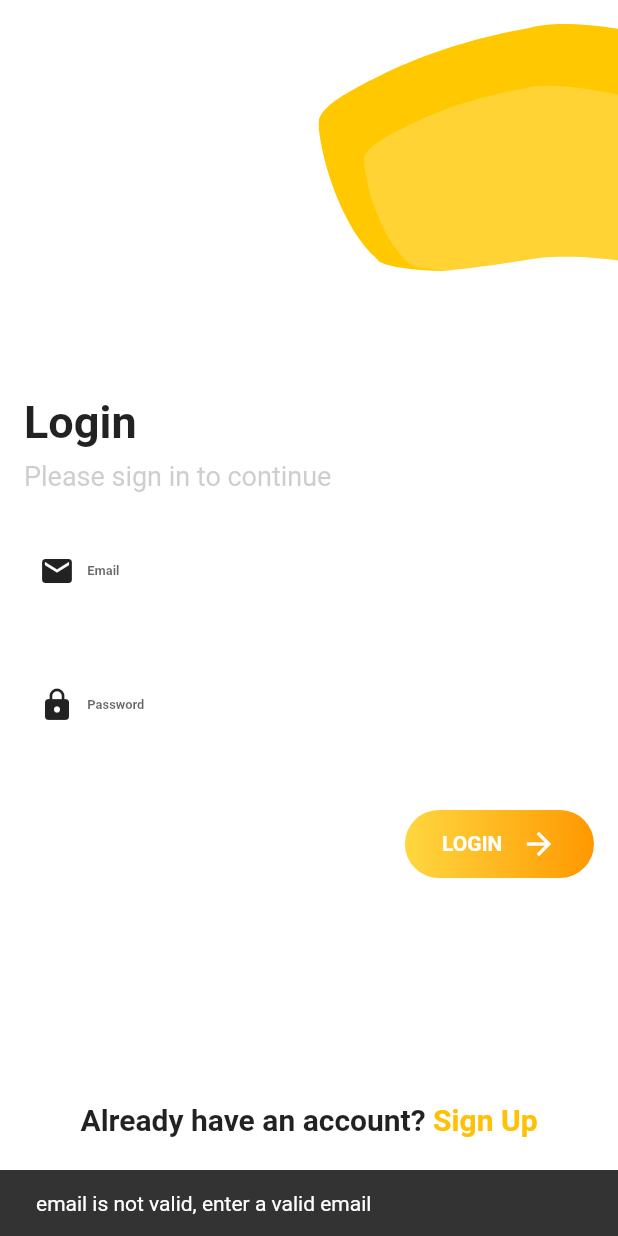
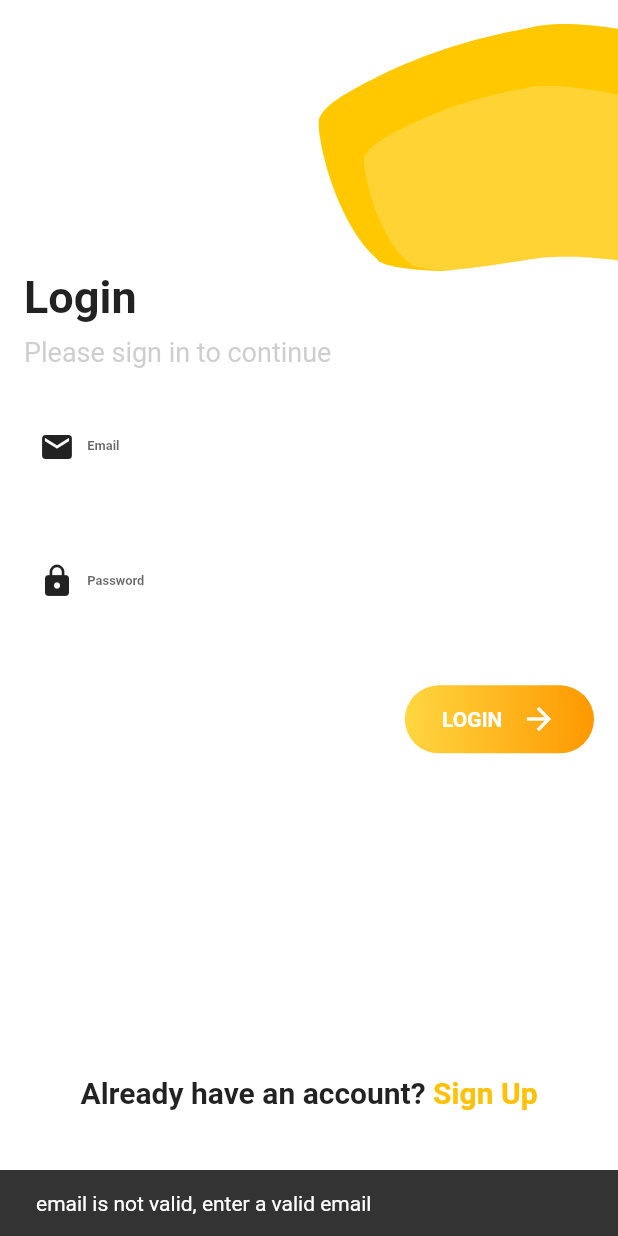
Before and after one commit to GiddyCode/realmetatest, a Flutter app: the screen it shows after launch, after a tap on "LOGIN", on a phone screen of 412 x 824 dp. Run offline on Flutter 3.47's test engine with Material 2 defaults, Android fonts, the phone set to English and light mode, and no system bars; our stand-ins replace dio, flutter_riverpod, flutter_svg, get_it, logger, shared_preferences and 2 more; accounts and stored records are empty.

Commit message:
Done... I hope, I get the job.

```diff
--- a/lib/presentation/features/auth/view/signin.dart
+++ b/lib/presentation/features/auth/view/signin.dart
@@ -19,41 +19,6 @@ class MetaUserSignIn extends ConsumerStatefulWidget {
 class _MetaUserSignInState extends ConsumerState<MetaUserSignIn> {
 
 
-  Future<void> login(String email, String password) async {
-    final ValidationService _validationService = ValidationService();
-
-    final dbHelper = DatabaseHelper();
-    final user = await dbHelper.getUser(email, password);
-    if(!_validationService.validateEmail(email))
-    {
-    ScaffoldMessenger.of(context).showSnackBar(
-    const SnackBar(
-    content: Text('email is not valid, enter a valid email'),
-    ),
-    );
-    } else if (password.isEmpty) {
-      ScaffoldMessenger.of(context).showSnackBar(
-        const SnackBar(
-          content: Text('Password is empty'),
-        ),
-      );
-    }
-    else if (user != null) {
-      ScaffoldMessenger.of(context).showSnackBar(
-        const SnackBar(
-          content: Text('Welcome...'),
-        ),
-      );
-      context.push(ListOfProducts());
-    } else {
-
-      ScaffoldMessenger.of(context).showSnackBar(
-        const SnackBar(
-          content: Text('Cant find user; please sign up'),
-        ),
-      );
-    }
-  }
 
 
 
@@ -65,8 +30,9 @@ class _MetaUserSignInState extends ConsumerState<MetaUserSignIn> {
 
     return Scaffold(
       backgroundColor: Colors.white.withOpacity(0.95),
-      body: Padding(
-        padding: EdgeInsets.all(16.0),
+      body: SingleChildScrollView(
+        child: Padding(
+          padding: const EdgeInsets.all(16.0),
           child: Column(
             crossAxisAlignment: CrossAxisAlignment.center,
             mainAxisAlignment: MainAxisAlignment.center,
@@ -86,7 +52,7 @@ class _MetaUserSignInState extends ConsumerState<MetaUserSignIn> {
                           child: SvgPicture.asset(SvgAssets.vector, color: Colors.white.withOpacity(0.2),))),
                 ],
               ),
-            Spacer(),
+              // Spacer(),
               const Align(
                 alignment: Alignment.centerLeft,
                 child: Text("Login", style: TextStyle(
@@ -167,7 +133,7 @@ class _MetaUserSignInState extends ConsumerState<MetaUserSignIn> {
               Align(
                 alignment: Alignment.bottomRight,
                 child: InkWell(
-                onTap: () => login(baseAuthStateNotifier.LEmailController.text, baseAuthStateNotifier.LPasswordController.text),
+                  onTap: () => baseAuthStateNotifier.login(baseAuthStateNotifier.LEmailController.text, baseAuthStateNotifier.LPasswordController.text, context),
                   child: Container(
                       height: 5.5.h,
                       padding: EdgeInsets.symmetric( vertical: 1.h, horizontal: 3.h),
@@ -191,8 +157,8 @@ class _MetaUserSignInState extends ConsumerState<MetaUserSignIn> {
                       )),
                 ),
               ),
-            SizedBox(height: 16.0),
-            Spacer(),
+              AppSpacer.H20,
+
               Padding(
                 padding: EdgeInsets.symmetric(vertical: 5.h,),
                 child: Align(
@@ -228,6 +194,7 @@ class _MetaUserSignInState extends ConsumerState<MetaUserSignIn> {
             ],
           ),
         ),
+      ),
     );
   }
 }
--- a/lib/presentation/features/auth/view/signup.dart
+++ b/lib/presentation/features/auth/view/signup.dart
@@ -27,7 +27,8 @@ class _MetaUserSignUpState extends ConsumerState<MetaUserSignUp> {
     final baseAuthStateNotifier = ref.watch(baseFeedsState.notifier);
     return  Scaffold(
       backgroundColor: Colors.white.withOpacity(0.95),
-      body: Padding(
+      body: SingleChildScrollView(
+        child: Padding(
           padding: const EdgeInsets.all(16.0),
           child: Column(
             crossAxisAlignment: CrossAxisAlignment.center,
@@ -217,8 +218,8 @@ class _MetaUserSignUpState extends ConsumerState<MetaUserSignUp> {
                       )),
                 ),
               ),
-            SizedBox(height: 16.0),
-            Spacer(),
+             AppSpacer.H1,
+              // Spacer(),
               Padding(
                 padding: EdgeInsets.symmetric(vertical: 5.h,),
                 child: Align(
@@ -254,6 +255,7 @@ class _MetaUserSignUpState extends ConsumerState<MetaUserSignUp> {
             ],
           ),
         ),
+      ),
     );
   }
 
--- a/lib/presentation/features/auth/viewmodel/auth_vm.dart
+++ b/lib/presentation/features/auth/viewmodel/auth_vm.dart
@@ -89,4 +89,42 @@ class BaseFeedsNotifier extends StateNotifier<AuthUser> {
 
 
 
+//user login
+  Future<void> login(String email, String password, BuildContext context) async {
+    final ValidationService _validationService = ValidationService();
+
+    final dbHelper = DatabaseHelper();
+    final user = await dbHelper.getUser(email, password);
+    if(!_validationService.validateEmail(email))
+    {
+      ScaffoldMessenger.of(context).showSnackBar(
+        const SnackBar(
+          content: Text('email is not valid, enter a valid email'),
+        ),
+      );
+    } else if (password.isEmpty) {
+      ScaffoldMessenger.of(context).showSnackBar(
+        const SnackBar(
+          content: Text('Password is empty'),
+        ),
+      );
+    }
+    else if (user != null) {
+      ScaffoldMessenger.of(context).showSnackBar(
+        const SnackBar(
+          content: Text('Welcome...'),
+        ),
+      );
+      context.push(ListOfProducts());
+    } else {
+
+      ScaffoldMessenger.of(context).showSnackBar(
+        const SnackBar(
+          content: Text('Cant find user; please sign up'),
+        ),
+      );
+    }
+  }
+
+
 }
```
Lines whose indentation alone changed are shown as unchanged.
